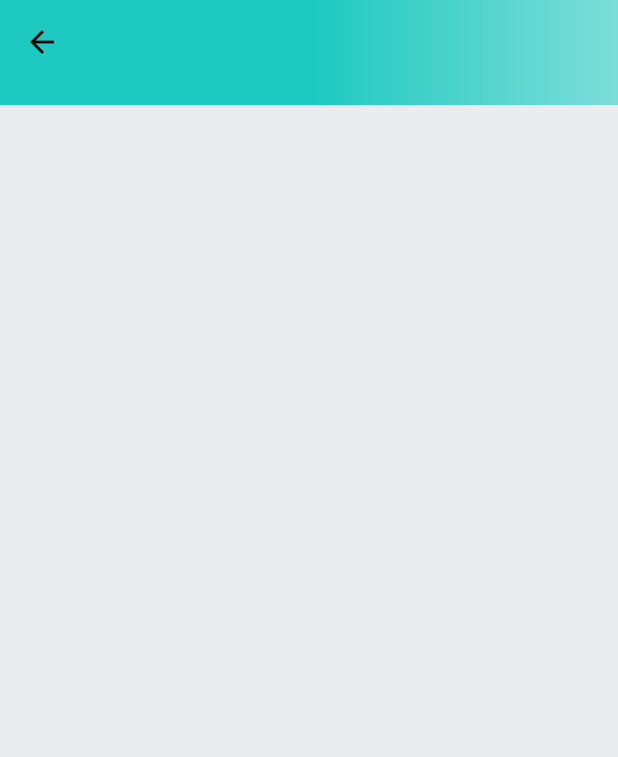
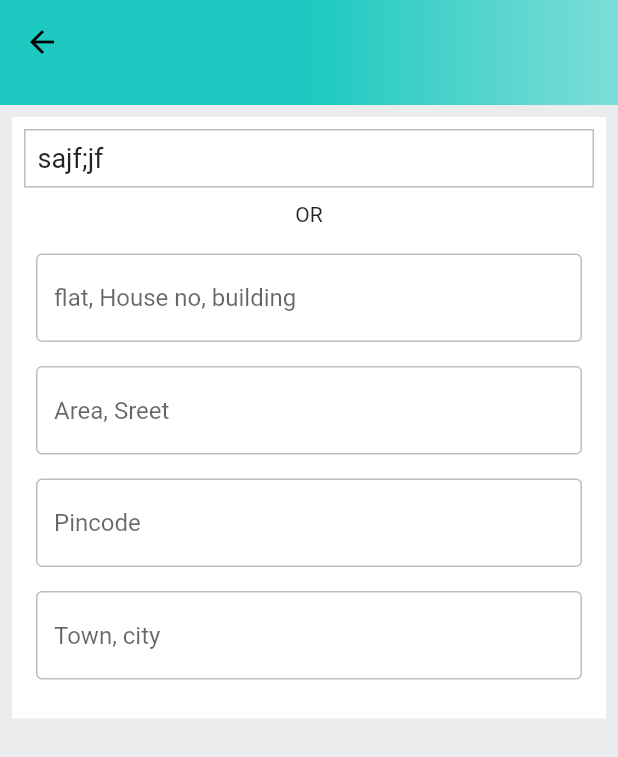
Before and after one commit to deepakgawade/amazon_clone, a Flutter app: the AddressScreen screen opened by its route, on a phone screen of 412 x 824 dp. Shown: the top 757 px of the screen. Run offline on Flutter 3.47's test engine with Material 2 defaults, Android fonts, the phone set to English and light mode, and no system bars; our stand-ins replace dio, dotted_border, file_picker, flutter_rating_bar, freezed_annotation, shared_preferences and 1 more; missing offline and left inert: cloudinary_public; accounts and stored records are empty.

Commit message:
added new page

```diff
--- a/lib/features/address/screens/address_screen.dart
+++ b/lib/features/address/screens/address_screen.dart
@@ -1,6 +1,8 @@
+import 'package:amazon_clone/common/widgets/custom_textfield.dart';
 import 'package:amazon_clone/constants/global_variables.dart';
 import 'package:amazon_clone/features/search/screens/search_screen.dart';
 import 'package:flutter/material.dart';
+// import 'package:pay/pay.dart';
 
 class AddressScreen extends StatefulWidget {
   static const String routeName = "/address-screen";
@@ -16,18 +18,141 @@ class _AddressScreenState extends State<AddressScreen> {
         arguments: searchQuery);
   }
 
+  void onGooglePayResult(paymentResult) {
+    // Send the resulting Google Pay token to your server / PSP
+  }
+
+  final _addressFormKey = GlobalKey<FormState>();
+  final TextEditingController _flatController = TextEditingController();
+  final TextEditingController _areaController = TextEditingController();
+  final TextEditingController _pinController = TextEditingController();
+  final TextEditingController _cityController = TextEditingController();
+
+  // final Future<PaymentConfiguration> _googlePayConfigFuture =
+  //     PaymentConfiguration.fromAsset('gpay.json');
+  // List<PaymentItem> payItem = [];
+
+  @override
+  void dispose() {
+    _flatController.dispose();
+    _areaController.dispose();
+    _cityController.dispose();
+    _pinController.dispose();
+
+    super.dispose();
+  }
+
   @override
   Widget build(BuildContext context) {
+    var address = 'sajf;jf'; //context.watch<UserProvider>().user.address;
     return Scaffold(
       appBar: PreferredSize(
-          // ignore: sort_child_properties_last
-          child: AppBar(
-            flexibleSpace: Container(
-              decoration:
-                  const BoxDecoration(gradient: GlobalVariables.appBarGradient),
+        // ignore: sort_child_properties_last
+        child: AppBar(
+          flexibleSpace: Container(
+            decoration:
+                const BoxDecoration(gradient: GlobalVariables.appBarGradient),
+          ),
+        ),
+        preferredSize: const Size.fromHeight(70),
+      ),
+      body: Column(
+        children: [
+          Padding(
+            padding: const EdgeInsets.all(8.0),
+            child: Form(
+              key: _addressFormKey,
+              child: SingleChildScrollView(
+                child: Container(
+                  color: GlobalVariables.backgroundColor,
+                  padding: const EdgeInsets.all(8),
+                  child: Column(
+                    children: [
+                      if (address.isNotEmpty)
+                        Column(
+                          children: [
+                            Container(
+                                padding: EdgeInsets.all(8),
+                                width: double.infinity,
+                                decoration: BoxDecoration(
+                                    border: Border.all(
+                                  width: 1,
+                                  color: Colors.black26,
+                                )),
+                                child: Text(
+                                  address,
+                                  style: const TextStyle(fontSize: 18),
+                                )),
+                            SizedBox(
+                              height: 10,
+                            ),
+                            const Text('OR'),
+                            SizedBox(
+                              height: 10,
+                            )
+                          ],
+                        ),
+                      CustomTextField(
+                          controller: _flatController,
+                          hintText: "flat, House no, building",
+                          validator: (value) {
+                            if (value!.length > 5) {
+                              return null;
+                            }
+                            return "Enter flat, House no, building";
+                          }),
+                      CustomTextField(
+                          validator: (value) {
+                            if (value!.length > 5) {
+                              return null;
+                            }
+                            return "Enter Area, Sreetl";
+                          },
+                          controller: _areaController,
+                          hintText: "Area, Sreet"),
+                      CustomTextField(
+                          validator: (value) {
+                            if (value!.length > 5) {
+                              return null;
+                            }
+                            return "Enter pincode";
+                          },
+                          controller: _pinController,
+                          hintText: "Pincode"),
+                      CustomTextField(
+                          validator: (value) {
+                            if (value!.length > 5) {
+                              return null;
+                            }
+                            return "Enter Town, city`";
+                          },
+                          controller: _cityController,
+                          hintText: "Town, city"),
+                      const SizedBox(
+                        height: 10,
+                      ),
+                      // FutureBuilder<PaymentConfiguration>(
+                      //     future: _googlePayConfigFuture,
+                      //     builder: (context, snapshot) => snapshot.hasData
+                      //         ? GooglePayButton(
+                      //             paymentConfiguration: snapshot.data!,
+                      //             paymentItems: payItem,
+                      //             type: GooglePayButtonType.buy,
+                      //             margin: const EdgeInsets.only(top: 15.0),
+                      //             onPaymentResult: onGooglePayResult,
+                      //             loadingIndicator: const Center(
+                      //               child: CircularProgressIndicator(),
+                      //             ),
+                      //           )
+                      //         : const SizedBox.shrink()),
+                    ],
+                  ),
+                ),
+              ),
             ),
           ),
-          preferredSize: const Size.fromHeight(70)),
+        ],
+      ),
     );
   }
 }
--- a/pubspec.yaml
+++ b/pubspec.yaml
@@ -45,6 +45,7 @@ dependencies:
   file_picker: ^5.2.5
   cloudinary_public: ^0.20.0
   flutter_rating_bar: ^4.0.1
+  # pay: ^1.1.0
 
 dev_dependencies:
   flutter_test:
@@ -73,6 +74,7 @@ flutter:
   # To add assets to your application, add an assets section, like this:
   assets:
     - assets/images/
+    - assets/gpay.json
   #   - images/a_dot_ham.jpeg
 
   # An image asset can refer to one or more resolution-specific "variants", see
```
Also changed, not shown: assets/gpay.json (added, +37 -0 lines), lib/features/cart/screens/cart_screen.dart (+5 -3 lines), 1 other file.
